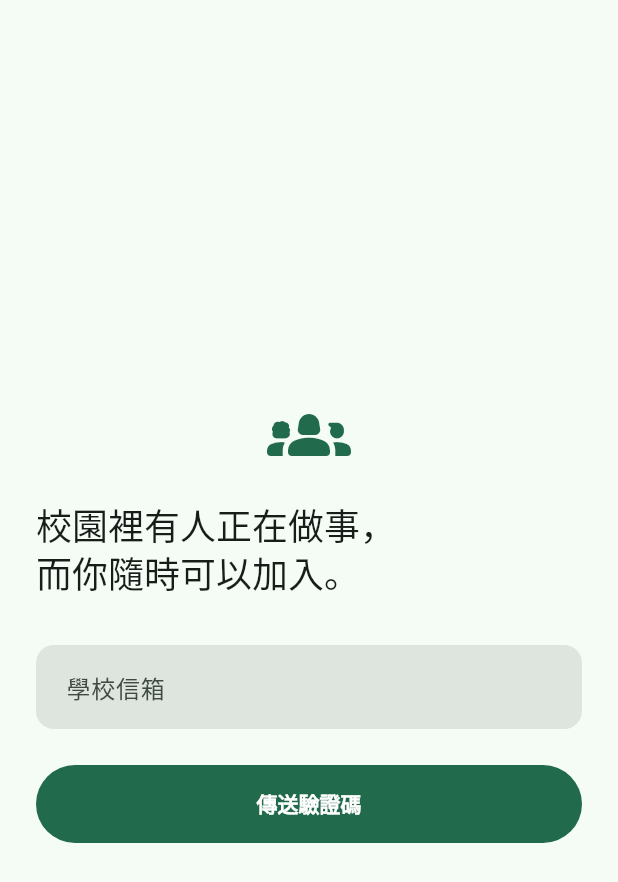
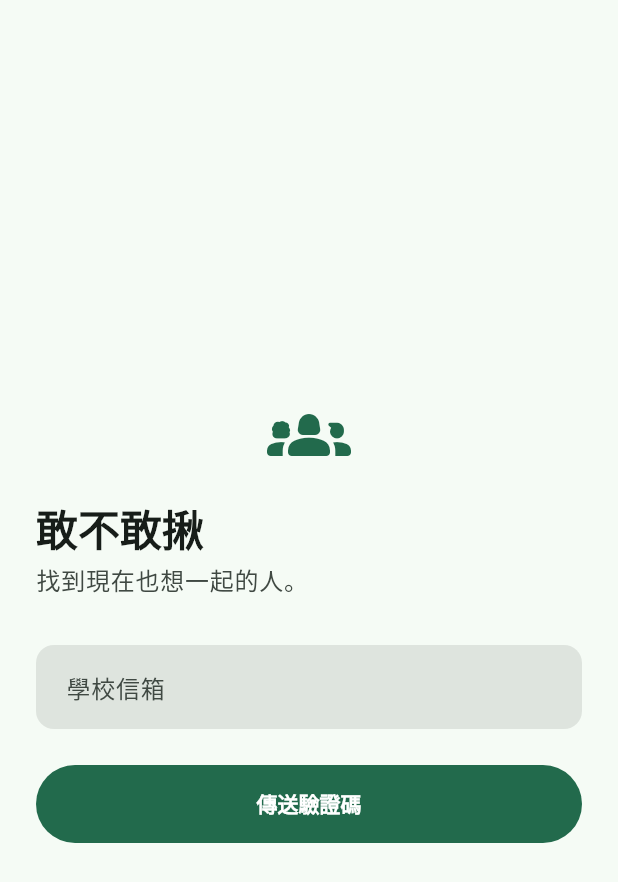
Before and after one commit to egger-meow/find-people-now, a Flutter app: the screen it shows after launch, on a phone screen of 412 x 824 dp. Shown: the top 882 px of the screen. Run offline on Flutter 3.47's test engine with Material 3 defaults, Android fonts, the phone set to English and light mode, and no system bars; our stand-ins replace flutter_dotenv, flutter_riverpod, go_router, image_picker, shared_preferences, supabase_flutter; accounts and stored records are empty.

Commit message:
feat(app): update login screen headline to 敢不敢揪 / 找到現在也想一起的人
Replaces the placeholder copy with the app's actual name as the title and a
short tagline, matching the already-renamed app display name.

Co-Authored-By: Claude Sonnet 5 <noreply@anthropic.com>

```diff
--- a/app/lib/auth/otp_login_screen.dart
+++ b/app/lib/auth/otp_login_screen.dart
@@ -157,8 +157,15 @@ class _OtpLoginScreenState extends ConsumerState<OtpLoginScreen> {
               Icon(Icons.groups_2_rounded, size: 56, color: Theme.of(context).colorScheme.primary),
               const SizedBox(height: AppSpacing.md),
               Text(
-                '校園裡有人正在做事，\n而你隨時可以加入。',
-                style: Theme.of(context).textTheme.headlineSmall,
+                '敢不敢揪',
+                style: Theme.of(context).textTheme.headlineMedium?.copyWith(fontWeight: FontWeight.bold),
+              ),
+              const SizedBox(height: AppSpacing.xs),
+              Text(
+                '找到現在也想一起的人。',
+                style: Theme.of(context).textTheme.bodyLarge?.copyWith(
+                      color: Theme.of(context).colorScheme.onSurfaceVariant,
+                    ),
               ),
               const SizedBox(height: AppSpacing.xl),
               AppTextField(
```
